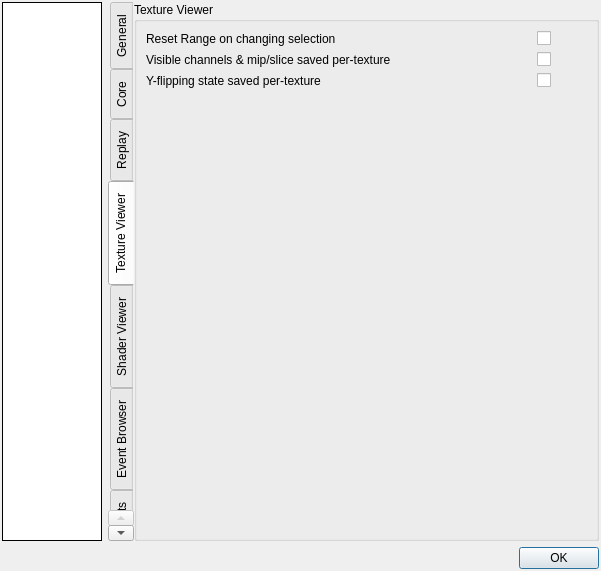
baldurk/renderdoc, file qrenderdoc/Windows/Dialogs/SettingsDialog.ui: the form before one commit.
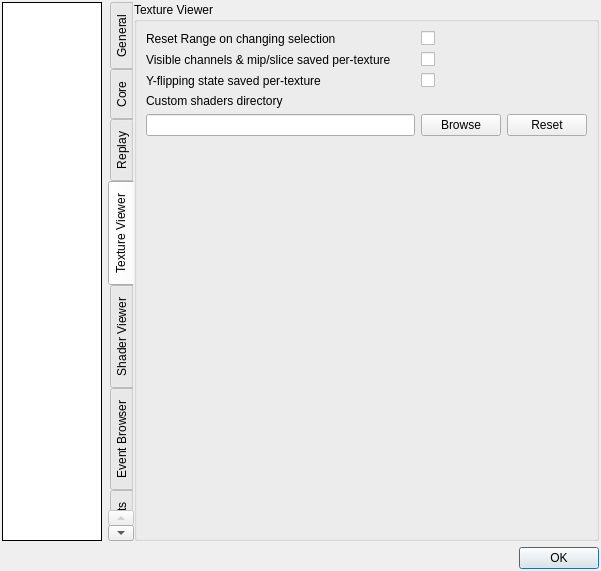
The form after the commit. Custom widgets are drawn as their Qt base class.

Commit message: Add Texture Viewer custom shaders directory setting

```diff
--- a/qrenderdoc/Windows/Dialogs/SettingsDialog.ui
+++ b/qrenderdoc/Windows/Dialogs/SettingsDialog.ui
@@ -6,8 +6,8 @@
    <rect>
     <x>0</x>
     <y>0</y>
-    <width>561</width>
-    <height>519</height>
+    <width>564</width>
+    <height>530</height>
    </rect>
   </property>
   <property name="windowTitle">
@@ -649,6 +649,16 @@
           <string>Texture Viewer</string>
          </property>
          <layout class="QGridLayout" name="gridLayout_3">
+          <item row="4" column="1">
+           <widget class="QPushButton" name="browseCustomShadersPath">
+            <property name="toolTip">
+             <string>Browse for the directory with custom shaders for Texture Viewer</string>
+            </property>
+            <property name="text">
+             <string>Browse</string>
+            </property>
+           </widget>
+          </item>
           <item row="0" column="0">
            <widget class="QLabel" name="label_12">
             <property name="sizePolicy">
@@ -697,6 +707,29 @@
             </property>
            </widget>
           </item>
+          <item row="3" column="0">
+           <widget class="QLabel" name="label_29">
+            <property name="toolTip">
+             <string>Path to the directory with custom shaders for Texture Viewer</string>
+            </property>
+            <property name="text">
+             <string>Custom shaders directory</string>
+            </property>
+           </widget>
+          </item>
+          <item row="5" column="1">
+           <spacer name="verticalSpacer_3">
+            <property name="orientation">
+             <enum>Qt::Vertical</enum>
+            </property>
+            <property name="sizeHint" stdset="0">
+             <size>
+              <width>20</width>
+              <height>378</height>
+             </size>
+            </property>
+           </spacer>
+          </item>
           <item row="1" column="1">
            <widget class="QCheckBox" name="TextureViewer_PerTexSettings">
             <property name="minimumSize">
@@ -745,18 +778,22 @@
             </property>
            </widget>
           </item>
-          <item row="3" column="1">
-           <spacer name="verticalSpacer_3">
-            <property name="orientation">
-             <enum>Qt::Vertical</enum>
+          <item row="4" column="0">
+           <widget class="QLineEdit" name="TextureViewer_CustomShadersPath">
+            <property name="toolTip">
+             <string>Path to the directory with custom shaders for Texture Viewer</string>
             </property>
-            <property name="sizeHint" stdset="0">
-             <size>
-              <width>20</width>
-              <height>378</height>
-             </size>
+           </widget>
+          </item>
+          <item row="4" column="2">
+           <widget class="QPushButton" name="resetCustomShadersPath">
+            <property name="toolTip">
+             <string>Reset custom shaders directory to default config path</string>
             </property>
-           </spacer>
+            <property name="text">
+             <string>Reset</string>
+            </property>
+           </widget>
           </item>
          </layout>
         </widget>
```
Left out of the diff: 34 changed lines with no effect on the pictures. The commit also changes 5 other files.
